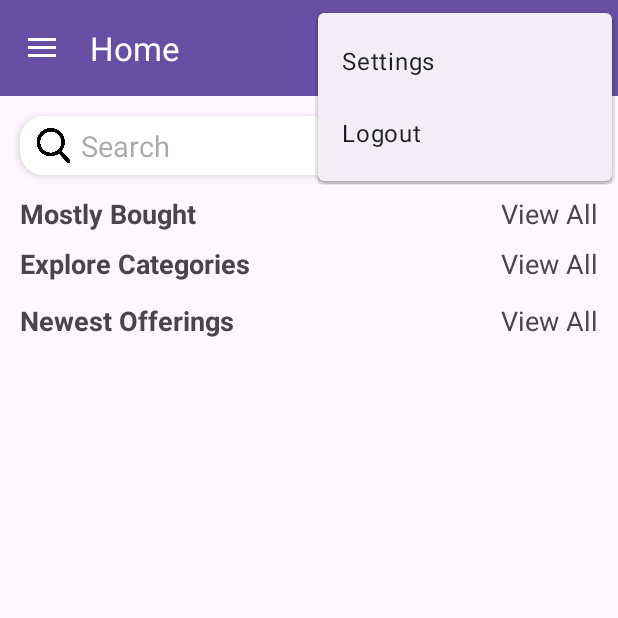
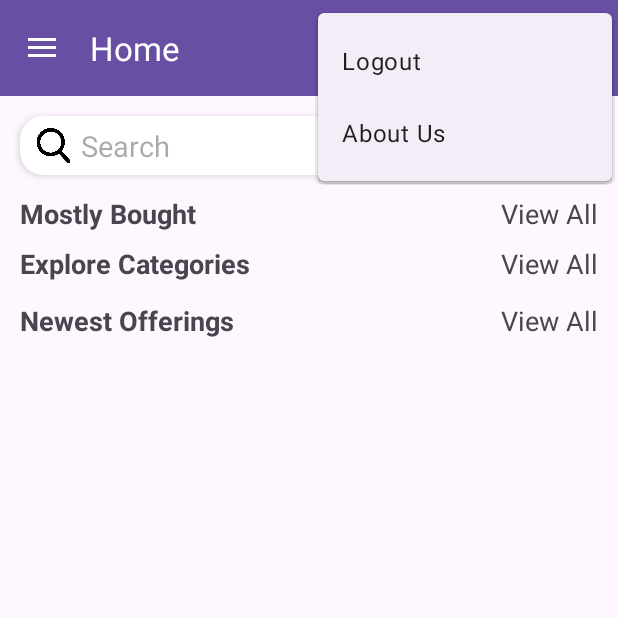
Before and after one commit to tusharsbouri11/Get-My-Food, an Android app: the screen it shows after launch once a user with an empty profile is signed in (MainActivity2), with the options menu open, on a phone screen of 412 x 824 dp, the top half of it. Run offline under Robolectric (Android 15) with nearby library versions, the phone set to English and light mode, and no system bars; our stand-ins replace Firebase (no records; nobody signed in at launch, a user with empty details on screens opened directly), navigation-ui, sdp/ssp sizes; pictures from the network do not load.

Commit message:
v1.1 beta

```diff
--- a/app/build.gradle
+++ b/app/build.gradle
@@ -5,7 +5,7 @@ plugins {
 
 android {
     namespace 'com.tsb.getmyfood'
-    compileSdk 33
+    compileSdk 34
 
     defaultConfig {
         applicationId "com.tsb.getmyfood"
@@ -46,6 +46,7 @@ dependencies {
     implementation 'androidx.navigation:navigation-fragment:2.5.3'
     implementation 'androidx.navigation:navigation-ui:2.5.3'
     implementation 'com.google.firebase:firebase-firestore:24.10.0'
+    implementation 'androidx.activity:activity:1.8.0'
     testImplementation 'junit:junit:4.13.2'
     androidTestImplementation 'androidx.test.ext:junit:1.1.5'
     androidTestImplementation 'androidx.test.espresso:espresso-core:3.5.1'
--- a/app/src/main/java/com/tsb/getmyfood/MainActivity2.java
+++ b/app/src/main/java/com/tsb/getmyfood/MainActivity2.java
@@ -3,16 +3,19 @@ package com.tsb.getmyfood;
 import android.content.Intent;
 import android.os.Bundle;
 import android.view.MenuItem;
-import android.view.View;
 import android.view.Menu;
 import android.widget.TextView;
 import android.widget.Toast;
 
 import com.google.android.material.navigation.NavigationView;
-import com.google.firebase.Firebase;
 import com.google.firebase.auth.FirebaseAuth;
 import com.google.firebase.auth.FirebaseUser;
+import com.google.firebase.database.DataSnapshot;
+import com.google.firebase.database.DatabaseError;
+import com.google.firebase.database.FirebaseDatabase;
+import com.google.firebase.database.ValueEventListener;
 import com.tsb.getmyfood.activities.login;
+import com.tsb.getmyfood.ui.aboutus.AboutUs;
 
 import androidx.annotation.NonNull;
 import androidx.navigation.NavController;
@@ -28,8 +31,9 @@ public class MainActivity2 extends AppCompatActivity {
     private AppBarConfiguration mAppBarConfiguration;
     private FirebaseAuth auth;
     private FirebaseUser user;
+    private FirebaseDatabase db;
     private static NavController navController;
-    private TextView navHeaderTitle;
+    private TextView navUserName, navMail;
 
     public static NavController getNavController() {
         return navController;
@@ -56,9 +60,30 @@ public class MainActivity2 extends AppCompatActivity {
 
         auth=FirebaseAuth.getInstance();
         user=auth.getCurrentUser();
-        navHeaderTitle=navigationView.getHeaderView(0).findViewById(R.id.headerTitle);
-        navHeaderTitle.setText(user.getEmail());
+        db=FirebaseDatabase.getInstance();
+        setUserName(navigationView);
+        navMail=navigationView.getHeaderView(0).findViewById(R.id.header_mail);
+        navMail.setText(user.getEmail());
 //        Toast.makeText(this, user.getEmail(), Toast.LENGTH_SHORT).show();
+    }
+
+    private void setUserName(@NonNull NavigationView navigationView) {
+        navUserName=navigationView.getHeaderView(0).findViewById(R.id.headerTitle);
+        db.getReference("Users").child(user.getUid()).child("name")
+                .addValueEventListener(new ValueEventListener() {
+            @Override
+            public void onDataChange(@NonNull DataSnapshot dataSnapshot) {
+                String name = dataSnapshot.getValue(String.class);
+                navUserName.setText(name);
+            }
+
+            @Override
+            public void onCancelled(@NonNull DatabaseError error) {
+                // Failed to read value
+                Toast.makeText(MainActivity2.this, "Failed to get username", Toast.LENGTH_SHORT).show();
+            }
+        });
+
     }
 
     @Override
@@ -84,8 +109,9 @@ public class MainActivity2 extends AppCompatActivity {
             }
         }
 
-        if(id==R.id.action_settings)
-            Toast.makeText(this, "Settings", Toast.LENGTH_SHORT).show();
+        if(id==R.id.action_about) {
+            startActivity(new Intent(MainActivity2.this, AboutUs.class));
+        }
 
         return super.onOptionsItemSelected(item);
     }
--- a/app/src/main/res/layout/fragment_home.xml
+++ b/app/src/main/res/layout/fragment_home.xml
@@ -12,11 +12,14 @@
         android:orientation="vertical">
 
         <EditText
+            android:id="@+id/search_bar"
             android:layout_width="match_parent"
             android:layout_height="wrap_content"
             android:elevation="3dp"
+            android:inputType="text"
             android:layout_margin="@dimen/_10sdp"
             android:drawableStart="@drawable/searchimg"
+            android:gravity="center_vertical"
             android:hint="Search"
             android:paddingStart="@dimen/_8sdp"
             android:background="@drawable/whitebutton"
@@ -24,6 +27,7 @@
             android:textSize="@dimen/_15ssp" />
 
         <LinearLayout
+            android:id="@+id/mostly_container"
             android:layout_width="match_parent"
             android:layout_height="wrap_content"
             android:layout_marginStart="@dimen/_10sdp"
@@ -32,6 +36,7 @@
             android:weightSum="2">
 
             <TextView
+                android:id="@+id/mostly_text"
                 android:layout_width="match_parent"
                 android:layout_height="wrap_content"
                 android:layout_weight="1"
@@ -60,11 +65,11 @@
             android:layout_marginTop="@dimen/_5sdp"/>
 
         <LinearLayout
+            android:id="@+id/explore_container"
             android:layout_width="match_parent"
             android:layout_height="wrap_content"
             android:layout_marginStart="@dimen/_10sdp"
             android:layout_marginEnd="@dimen/_10sdp"
-            android:id="@+id/container"
             android:orientation="horizontal"
             android:weightSum="2">
 
@@ -97,6 +102,7 @@
             android:layout_marginBottom="@dimen/_5sdp"/>
 
         <LinearLayout
+            android:id="@+id/newest_container"
             android:layout_width="match_parent"
             android:layout_height="wrap_content"
             android:layout_marginStart="@dimen/_10sdp"
--- a/app/src/main/res/layout/nav_header_main.xml
+++ b/app/src/main/res/layout/nav_header_main.xml
@@ -29,7 +29,7 @@
         android:textAppearance="@style/TextAppearance.AppCompat.Body1" />
 
     <TextView
-        android:id="@+id/textView"
+        android:id="@+id/header_mail"
         android:layout_width="wrap_content"
         android:layout_height="wrap_content"
         android:text="@string/nav_header_subtitle" />
--- a/app/src/main/res/menu/main_activity2.xml
+++ b/app/src/main/res/menu/main_activity2.xml
@@ -1,15 +1,16 @@
 <?xml version="1.0" encoding="utf-8"?>
 <menu xmlns:android="http://schemas.android.com/apk/res/android"
     xmlns:app="http://schemas.android.com/apk/res-auto">
-    <item
-        android:id="@+id/action_settings"
-        android:orderInCategory="100"
-        android:title="@string/action_settings"
-        app:showAsAction="never" />
 
     <item
         android:id="@+id/action_logout"
         android:title="@string/logout"
         android:orderInCategory="100"
         app:showAsAction="never"/>
+
+    <item
+        android:id="@+id/action_about"
+        android:orderInCategory="100"
+        android:title="About Us"
+        app:showAsAction="never" />
 </menu>
--- /dev/null
+++ b/app/src/main/res/values-v23/themes.xml
@@ -0,0 +1,8 @@
+<resources xmlns:tools="http://schemas.android.com/tools">
+  <style name="Theme.GetMyFood" parent="Base.Theme.GetMyFood">
+    <!-- Transparent system bars for edge-to-edge. -->
+    <item name="android:navigationBarColor">@android:color/transparent</item>
+    <item name="android:statusBarColor">@android:color/transparent</item>
+    <item name="android:windowLightStatusBar">?attr/isLightTheme</item>
+  </style>
+</resources>
--- a/app/src/main/res/values/strings.xml
+++ b/app/src/main/res/values/strings.xml
@@ -22,4 +22,9 @@
     <string name="new_recipes">New Recipes</string>
     <string name="logout">Logout</string>
     <string name="lorem_ipsum">Lorem ipsum dolor sit amet, consectetur adipiscing elit, sed do eiusmod tempor incididunt ut labore et dolore magna aliqua. Ut enim ad minim veniam, quis nostrud exercitation ullamco laboris nisi ut aliquip ex ea commodo consequat. Duis aute irure dolor in reprehenderit in voluptate velit esse cillum dolore eu fugiat nulla pariatur. Excepteur sint occaecat cupidatat non proident, sunt in culpa qui officia deserunt mollit anim id est laborum.</string>
+    <!-- Strings used for fragments for navigation -->
+    <string name="first_fragment_label">First Fragment</string>
+    <string name="second_fragment_label">Second Fragment</string>
+    <string name="next">Next</string>
+    <string name="previous">Previous</string>
 </resources>
```
Also changed, not shown: app/src/main/AndroidManifest.xml (+6 -3 lines), app/src/main/java/com/tsb/getmyfood/ui/aboutus/AboutUs.java (added, +50 -0 lines), app/src/main/java/com/tsb/getmyfood/ui/home/HomeFragment.java (+104 -2 lines), app/src/main/res/layout/activity_about_us.xml (added, +97 -0 lines), app/src/main/res/drawable-v24/githubwhite.png (added), app/src/main/res/drawable-v24/insta.png (added), app/src/main/res/drawable-v24/linkedin.png (added).
